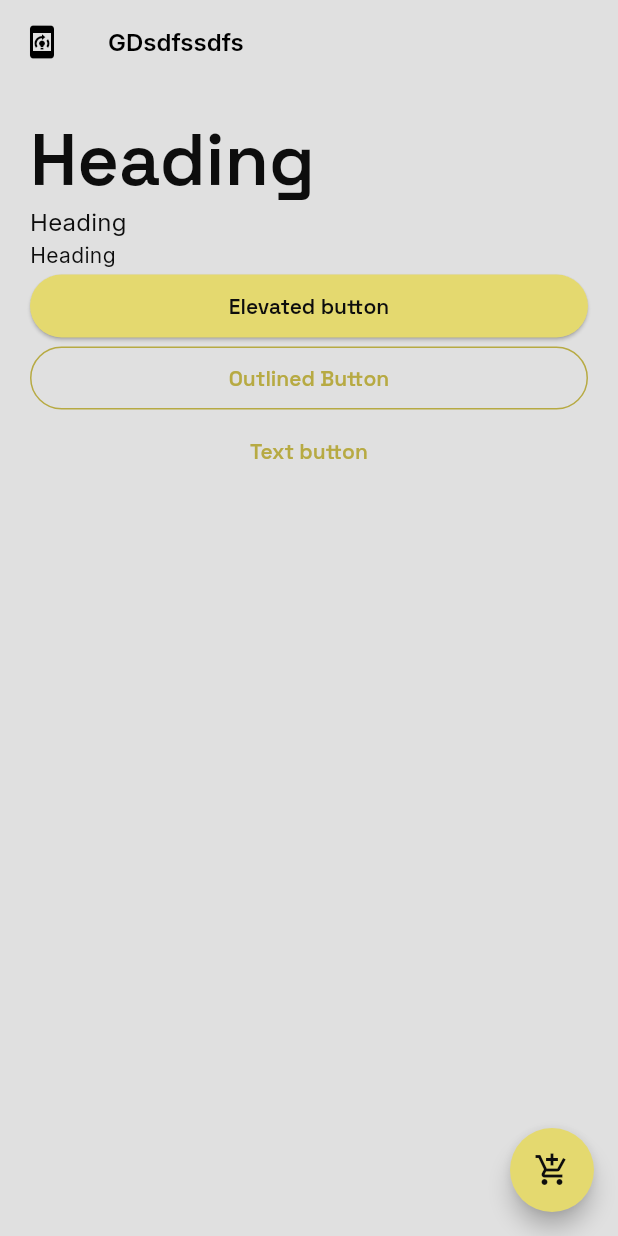
After one commit to QuadlcorE/deami_chat_app, a Flutter app: the ThemeTestPage screen opened directly, on a phone screen of 412 x 824 dp. The commit adds this screen. Run offline on Flutter 3.47's test engine with Material 3 defaults, Android fonts, the phone set to English and light mode, and no system bars; our stand-ins replace google_fonts.

Commit message:
Fixed themes

```diff
--- /dev/null
+++ b/lib/screens/theme_test_page.dart
@@ -0,0 +1,52 @@
+import 'package:flutter/material.dart';
+import 'package:google_fonts/google_fonts.dart';
+
+class ThemeTestPage extends StatelessWidget {
+  const ThemeTestPage({super.key});
+
+  @override
+  Widget build(BuildContext context) {
+    return Scaffold(
+      backgroundColor: Theme.of(context).colorScheme.surface,
+      appBar: AppBar(
+        title: const Text('GDsdfssdfs'),
+        leading: const Icon(Icons.on_device_training),
+      ),
+      floatingActionButton: FloatingActionButton(
+        child: const Icon(Icons.add_shopping_cart),
+        onPressed: () => {},
+      ),
+      body: Padding(
+        padding: const EdgeInsets.all(20.0),
+        child: ListView(
+          children: [
+            Text(
+              "Heading",
+              style: Theme.of(context).textTheme.headlineLarge,
+            ),
+            Text(
+              "Heading",
+              style: Theme.of(context).textTheme.titleMedium,
+            ),
+            Text(
+              "Heading",
+              style: Theme.of(context).textTheme.bodyMedium,
+            ),
+            ElevatedButton(
+              onPressed: () {},
+              child: const Text("Elevated button"),
+            ),
+            OutlinedButton(
+              onPressed: () => {},
+              child: const Text("Outlined Button"),
+            ),
+            TextButton(
+              onPressed: () => {},
+              child: const Text("Text button"),
+            ),
+          ],
+        ),
+      ),
+    );
+  }
+}
--- /dev/null
+++ b/lib/utils/darktheme.dart
@@ -0,0 +1,167 @@
+import 'package:flutter/material.dart';
+import 'package:deami_chat_app/utils/colors.dart';
+import 'package:google_fonts/google_fonts.dart';
+
+ThemeData darkTheme = ThemeData(
+  primaryColor: ColorUtils.white,
+  hintColor: ColorUtils.lightGrey,
+  fontFamily: GoogleFonts.spaceGrotesk().fontFamily,
+  splashFactory: NoSplash.splashFactory,
+  colorScheme: ColorScheme.light(
+    primary: ColorUtils.white,
+    surface: ColorUtils.black,
+  ),
+
+  // ElevatedButton theme
+  elevatedButtonTheme: ElevatedButtonThemeData(
+    style: ElevatedButton.styleFrom(
+      backgroundColor: ColorUtils.yellow,
+      foregroundColor: ColorUtils.black,
+      textStyle: _textTheme.labelLarge, // Use defined textStyle
+      padding: const EdgeInsets.symmetric(horizontal: 24, vertical: 12),
+      shape: RoundedRectangleBorder(
+        borderRadius: BorderRadius.circular(40),
+      ),
+    ),
+  ),
+
+  // Define OutlinedButton theme
+  outlinedButtonTheme: OutlinedButtonThemeData(
+    style: OutlinedButton.styleFrom(
+      side: BorderSide(color: ColorUtils.lightGrey, width: 1),
+      foregroundColor: ColorUtils.yellow,
+      // textStyle: GoogleFonts.spaceGrotesk(fontSize: 16),
+      textStyle: _textTheme.labelLarge,
+      padding: const EdgeInsets.symmetric(horizontal: 20, vertical: 12),
+      shape: RoundedRectangleBorder(
+        borderRadius: BorderRadius.circular(40),
+      ),
+    ),
+  ),
+
+  // Define TextButton theme
+  textButtonTheme: TextButtonThemeData(
+    style: TextButton.styleFrom(
+      foregroundColor: ColorUtils.yellow,
+      textStyle: _textTheme.labelLarge,
+      padding: const EdgeInsets.all(16),
+    ),
+  ),
+
+  // Define FloatingAction Button
+  floatingActionButtonTheme: FloatingActionButtonThemeData(
+    backgroundColor: ColorUtils.yellow,
+    foregroundColor: ColorUtils.black,
+    shape: const CircleBorder(),
+    extendedTextStyle: _textTheme.labelLarge,
+  ),
+
+  appBarTheme: const AppBarTheme(
+    color: Colors.transparent,
+    elevation: 0,
+    iconTheme: IconThemeData(
+      color: Colors.black,
+    ),
+  ),
+  textTheme: _textTheme,
+);
+
+final TextTheme _textTheme = TextTheme(
+  // Heading 1
+  headlineLarge: TextStyle(
+    color: ColorUtils.white,
+    fontFamily: GoogleFonts.spaceGrotesk().fontFamily,
+    fontStyle: FontStyle.normal,
+    fontSize: 48,
+    fontWeight: FontWeight.w600,
+  ),
+
+  // Heading 2
+  headlineMedium: TextStyle(
+    color: ColorUtils.white,
+    fontFamily: GoogleFonts.spaceGrotesk().fontFamily,
+    fontStyle: FontStyle.normal,
+    fontSize: 34,
+    fontWeight: FontWeight.w500,
+  ),
+
+  // Heading 3
+  headlineSmall: TextStyle(
+      color: ColorUtils.white,
+      fontFamily: GoogleFonts.spaceGrotesk().fontFamily,
+      fontStyle: FontStyle.normal,
+      fontSize: 20,
+      fontWeight: FontWeight.w500),
+
+  // Button
+  labelLarge: TextStyle(
+    color: ColorUtils.white,
+    fontFamily: GoogleFonts.spaceGrotesk().fontFamily,
+    fontStyle: FontStyle.normal,
+    fontSize: 14,
+    fontWeight: FontWeight.w600,
+  ),
+
+  // Caption
+  labelMedium: TextStyle(
+    color: ColorUtils.white,
+    fontFamily: GoogleFonts.inter().fontFamily,
+    fontStyle: FontStyle.normal,
+    fontSize: 12,
+    fontWeight: FontWeight.w500,
+  ),
+
+  // Overline
+  labelSmall: TextStyle(
+    color: ColorUtils.white,
+    fontFamily: GoogleFonts.inter().fontFamily,
+    fontStyle: FontStyle.normal,
+    fontSize: 10,
+    fontWeight: FontWeight.w400,
+  ),
+
+  // Subtitle 1
+  titleLarge: TextStyle(
+    color: ColorUtils.white,
+    fontFamily: GoogleFonts.inter().fontFamily,
+    fontStyle: FontStyle.normal,
+    fontSize: 16,
+    fontWeight: FontWeight.w600,
+  ),
+
+  // Subtitle 2
+  titleMedium: TextStyle(
+    color: ColorUtils.white,
+    fontFamily: GoogleFonts.inter().fontFamily,
+    fontStyle: FontStyle.normal,
+    fontSize: 16,
+    fontWeight: FontWeight.w400,
+  ),
+
+  // Body 1
+  bodyLarge: TextStyle(
+    color: ColorUtils.white,
+    fontFamily: GoogleFonts.inter().fontFamily,
+    fontStyle: FontStyle.normal,
+    fontSize: 16,
+    fontWeight: FontWeight.w600,
+  ),
+
+  // Body 1
+  bodyMedium: TextStyle(
+    color: ColorUtils.white,
+    fontFamily: GoogleFonts.inter().fontFamily,
+    fontStyle: FontStyle.normal,
+    fontSize: 14,
+    fontWeight: FontWeight.w400,
+  ),
+
+  // Button
+  // titleLarge: TextStyle(
+  //     color: ColorUtils.white,
+  //     fontFamily: 'Poppins',
+  //     fontStyle: FontStyle.normal,
+  //     fontSize: 12,
+  //     fontWeight: FontWeight.w700,
+  //     letterSpacing: 1.1),
+);
--- /dev/null
+++ b/lib/utils/lighttheme.dart
@@ -0,0 +1,167 @@
+import 'package:flutter/material.dart';
+import 'package:deami_chat_app/utils/colors.dart';
+import 'package:google_fonts/google_fonts.dart';
+
+ThemeData lightTheme = ThemeData(
+  primaryColor: ColorUtils.white,
+  hintColor: ColorUtils.lightGrey,
+  fontFamily: GoogleFonts.spaceGrotesk().fontFamily,
+  splashFactory: NoSplash.splashFactory,
+  colorScheme: ColorScheme.light(
+    primary: ColorUtils.black,
+    surface: ColorUtils.white,
+  ),
+
+  // ElevatedButton theme
+  elevatedButtonTheme: ElevatedButtonThemeData(
+    style: ElevatedButton.styleFrom(
+      backgroundColor: ColorUtils.yellow,
+      foregroundColor: ColorUtils.black,
+      textStyle: _textTheme.labelLarge, // Use defined textStyle
+      padding: const EdgeInsets.symmetric(horizontal: 24, vertical: 12),
+      shape: RoundedRectangleBorder(
+        borderRadius: BorderRadius.circular(40),
+      ),
+    ),
+  ),
+
+  // Define OutlinedButton theme
+  outlinedButtonTheme: OutlinedButtonThemeData(
+    style: OutlinedButton.styleFrom(
+      side: BorderSide(color: ColorUtils.darkYellow, width: 1),
+      foregroundColor: ColorUtils.darkYellow,
+      // textStyle: GoogleFonts.spaceGrotesk(fontSize: 16),
+      textStyle: _textTheme.labelLarge,
+      padding: const EdgeInsets.symmetric(horizontal: 20, vertical: 12),
+      shape: RoundedRectangleBorder(
+        borderRadius: BorderRadius.circular(40),
+      ),
+    ),
+  ),
+
+  // Define TextButton theme
+  textButtonTheme: TextButtonThemeData(
+    style: TextButton.styleFrom(
+      foregroundColor: ColorUtils.darkYellow,
+      textStyle: _textTheme.labelLarge,
+      padding: const EdgeInsets.all(16),
+    ),
+  ),
+
+  // Define FloatingAction Button
+  floatingActionButtonTheme: FloatingActionButtonThemeData(
+    backgroundColor: ColorUtils.yellow,
+    foregroundColor: ColorUtils.black,
+    shape: const CircleBorder(),
+    extendedTextStyle: _textTheme.labelLarge,
+  ),
+
+  appBarTheme: const AppBarTheme(
+    color: Colors.transparent,
+    elevation: 0,
+    iconTheme: IconThemeData(
+      color: Colors.black,
+    ),
+  ),
+  textTheme: _textTheme,
+);
+
+final TextTheme _textTheme = TextTheme(
+  // Heading 1
+  headlineLarge: TextStyle(
+    color: ColorUtils.black,
+    fontFamily: GoogleFonts.spaceGrotesk().fontFamily,
+    fontStyle: FontStyle.normal,
+    fontSize: 48,
+    fontWeight: FontWeight.w600,
+  ),
+
+  // Heading 2
+  headlineMedium: TextStyle(
+    color: ColorUtils.black,
+    fontFamily: GoogleFonts.spaceGrotesk().fontFamily,
+    fontStyle: FontStyle.normal,
+    fontSize: 34,
+    fontWeight: FontWeight.w500,
+  ),
+
+  // Heading 3
+  headlineSmall: TextStyle(
+      color: ColorUtils.black,
+      fontFamily: GoogleFonts.spaceGrotesk().fontFamily,
+      fontStyle: FontStyle.normal,
+      fontSize: 20,
+      fontWeight: FontWeight.w500),
+
+  // Button
+  labelLarge: TextStyle(
+    color: ColorUtils.black,
+    fontFamily: GoogleFonts.spaceGrotesk().fontFamily,
+    fontStyle: FontStyle.normal,
+    fontSize: 14,
+    fontWeight: FontWeight.w600,
+  ),
+
+  // Caption
+  labelMedium: TextStyle(
+    color: ColorUtils.black,
+    fontFamily: GoogleFonts.inter().fontFamily,
+    fontStyle: FontStyle.normal,
+    fontSize: 12,
+    fontWeight: FontWeight.w500,
+  ),
+
+  // Overline
+  labelSmall: TextStyle(
+    color: ColorUtils.black,
+    fontFamily: GoogleFonts.inter().fontFamily,
+    fontStyle: FontStyle.normal,
+    fontSize: 10,
+    fontWeight: FontWeight.w400,
+  ),
+
+  // Subtitle 1
+  titleLarge: TextStyle(
+    color: ColorUtils.black,
+    fontFamily: GoogleFonts.inter().fontFamily,
+    fontStyle: FontStyle.normal,
+    fontSize: 16,
+    fontWeight: FontWeight.w600,
+  ),
+
+  // Subtitle 2
+  titleMedium: TextStyle(
+    color: ColorUtils.black,
+    fontFamily: GoogleFonts.inter().fontFamily,
+    fontStyle: FontStyle.normal,
+    fontSize: 16,
+    fontWeight: FontWeight.w400,
+  ),
+
+  // Body 1
+  bodyLarge: TextStyle(
+    color: ColorUtils.black,
+    fontFamily: GoogleFonts.inter().fontFamily,
+    fontStyle: FontStyle.normal,
+    fontSize: 16,
+    fontWeight: FontWeight.w600,
+  ),
+
+  // Body 1
+  bodyMedium: TextStyle(
+    color: ColorUtils.black,
+    fontFamily: GoogleFonts.inter().fontFamily,
+    fontStyle: FontStyle.normal,
+    fontSize: 14,
+    fontWeight: FontWeight.w400,
+  ),
+
+  // Button
+  // titleLarge: TextStyle(
+  //     color: ColorUtils.white,
+  //     fontFamily: 'Poppins',
+  //     fontStyle: FontStyle.normal,
+  //     fontSize: 12,
+  //     fontWeight: FontWeight.w700,
+  //     letterSpacing: 1.1),
+);
```
Also changed, not shown: lib/main.dart (+8 -4 lines), lib/screens/welcome_page.dart (+2 -9 lines), lib/utils/colors.dart (added, +17 -0 lines).
